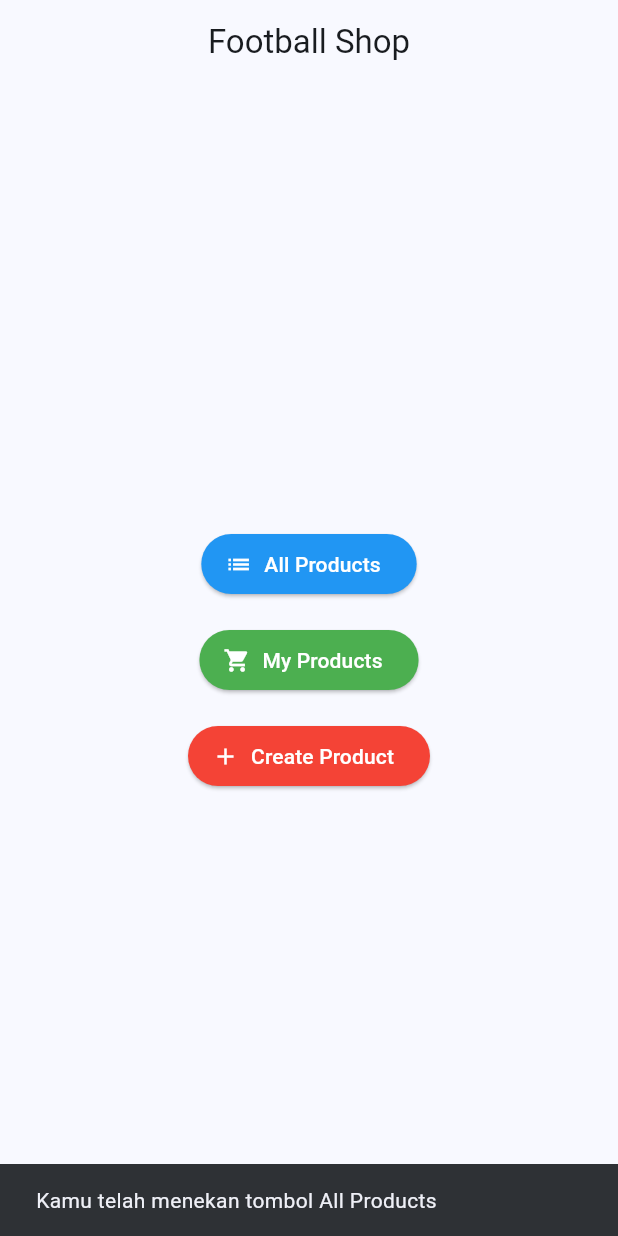
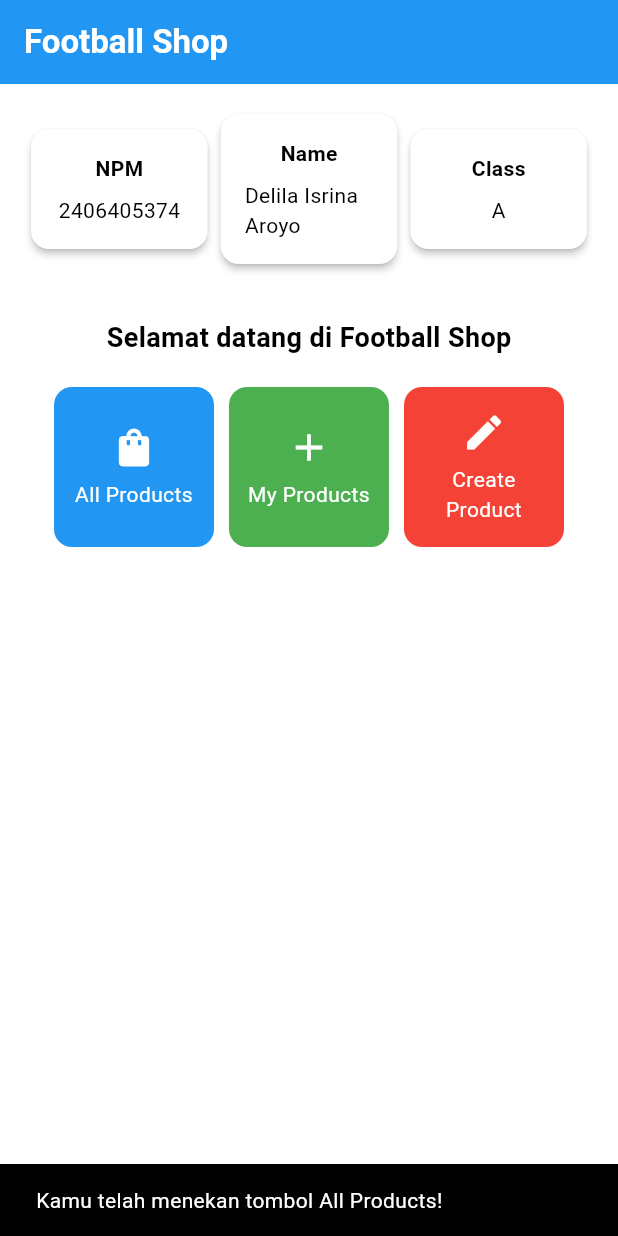
Before and after one commit to delilaisrn/football-shop, a Flutter app: the screen it shows after launch, after a tap on "All Products", on a phone screen of 412 x 824 dp. Run offline on Flutter 3.47's test engine with Material 3 defaults, Android fonts, the phone set to English and light mode, and no system bars.

```diff
--- a/lib/main.dart
+++ b/lib/main.dart
@@ -1,77 +1,22 @@
 import 'package:flutter/material.dart';
+import 'package:football_shop/menu.dart';
 
 void main() {
-  runApp(const FootballShopApp());
+  runApp(const MyApp());
 }
 
-class FootballShopApp extends StatelessWidget {
-  const FootballShopApp({super.key});
+class MyApp extends StatelessWidget {
+  const MyApp({super.key});
 
+  // This widget is the root of your application.
   @override
   Widget build(BuildContext context) {
     return MaterialApp(
       title: 'Football Shop',
       theme: ThemeData(
-        colorScheme: ColorScheme.fromSeed(seedColor: Colors.blue),
-        useMaterial3: true,
+         colorScheme: ColorScheme.fromSwatch(primarySwatch: Colors.blue).copyWith(secondary: Colors.blueAccent[400]),
       ),
-      home: const HomePage(),
+      home: MyHomePage(),
     );
   }
 }
-
-class HomePage extends StatelessWidget {
-  const HomePage({super.key});
-
-  void _showSnackBar(BuildContext context, String message) {
-    ScaffoldMessenger.of(context).showSnackBar(
-      SnackBar(content: Text(message)),
-    );
-  }
-
-  @override
-  Widget build(BuildContext context) {
-    return Scaffold(
-      appBar: AppBar(
-        title: const Text('Football Shop'),
-        centerTitle: true,
-      ),
-      body: Center(
-        child: Column(
-          mainAxisAlignment: MainAxisAlignment.center,
-          children: [
-            ElevatedButton.icon(
-              onPressed: () => _showSnackBar(context, 'Kamu telah menekan tombol All Products'),
-              icon: const Icon(Icons.list),
-              label: const Text('All Products'),
-              style: ElevatedButton.styleFrom(
-                backgroundColor: Colors.blue,
-                foregroundColor: Colors.white,
-              ),
-            ),
-            const SizedBox(height: 16),
-            ElevatedButton.icon(
-              onPressed: () => _showSnackBar(context, 'Kamu telah menekan tombol My Products'),
-              icon: const Icon(Icons.shopping_cart),
-              label: const Text('My Products'),
-              style: ElevatedButton.styleFrom(
-                backgroundColor: Colors.green,
-                foregroundColor: Colors.white,
-              ),
-            ),
-            const SizedBox(height: 16),
-            ElevatedButton.icon(
-              onPressed: () => _showSnackBar(context, 'Kamu telah menekan tombol Create Product'),
-              icon: const Icon(Icons.add),
-              label: const Text('Create Product'),
-              style: ElevatedButton.styleFrom(
-                backgroundColor: Colors.red,
-                foregroundColor: Colors.white,
-              ),
-            ),
-          ],
-        ),
-      ),
-    );
-  }
-}
--- /dev/null
+++ b/lib/menu.dart
@@ -0,0 +1,188 @@
+import 'package:flutter/material.dart';
+
+class MyHomePage extends StatelessWidget {
+  MyHomePage({super.key});
+
+  final String nama = "Delila Isrina Aroyo"; //nama
+  final String npm = "2406405374"; //npm
+  final String kelas = "A"; //kelas
+
+  final List<ItemHomepage> items = [
+    ItemHomepage("All Products", Icons.shopping_bag, Colors.blue),
+    ItemHomepage("My Products", Icons.add, Colors.green),
+    ItemHomepage("Create Product", Icons.create, Colors.red),
+  ];
+
+  @override
+  Widget build(BuildContext context) {
+    return Scaffold(
+      // AppBar adalah bagian atas halaman yang menampilkan judul.
+      appBar: AppBar(
+        // Judul aplikasi "Football News" dengan teks putih dan tebal.
+        title: const Text(
+          'Football Shop',
+          style: TextStyle(
+            color: Colors.white,
+            fontWeight: FontWeight.bold,
+          ),
+        ),
+        // Warna latar belakang AppBar diambil dari skema warna tema aplikasi.
+        backgroundColor: Theme.of(context).colorScheme.primary,
+      ),
+      // Body halaman dengan padding di sekelilingnya.
+      body: Padding(
+        padding: const EdgeInsets.all(16.0),
+        // Menyusun widget secara vertikal dalam sebuah kolom.
+        child: Column(
+          crossAxisAlignment: CrossAxisAlignment.center,
+          children: [
+            // Row untuk menampilkan 3 InfoCard secara horizontal.
+            Row(
+              mainAxisAlignment: MainAxisAlignment.spaceEvenly,
+              children: [
+                InfoCard(title: 'NPM', content: npm),
+                InfoCard(title: 'Name', content: nama),
+                InfoCard(title: 'Class', content: kelas),
+              ],
+            ),
+
+            // Memberikan jarak vertikal 16 unit.
+            const SizedBox(height: 16.0),
+
+            // Menempatkan widget berikutnya di tengah halaman.
+            Center(
+              child: Column(
+                // Menyusun teks dan grid item secara vertikal.
+
+                children: [
+                  // Menampilkan teks sambutan dengan gaya tebal dan ukuran 18.
+                  const Padding(
+                    padding: EdgeInsets.only(top: 16.0),
+                    child: Text(
+                      'Selamat datang di Football Shop',
+                      style: TextStyle(
+                        fontWeight: FontWeight.bold,
+                        fontSize: 18.0,
+                      ),
+                    ),
+                  ),
+
+                  // Grid untuk menampilkan ItemCard dalam bentuk grid 3 kolom.
+                  GridView.count(
+                    primary: true,
+                    padding: const EdgeInsets.all(20),
+                    crossAxisSpacing: 10,
+                    mainAxisSpacing: 10,
+                    crossAxisCount: 3,
+                    // Agar grid menyesuaikan tinggi kontennya.
+                    shrinkWrap: true,
+
+                    // Menampilkan ItemCard untuk setiap item dalam list items.
+                    children: items.map((ItemHomepage item) {
+                      return ItemCard(item);
+                    }).toList(),
+                  ),
+                ],
+              ),
+            ),
+          ],
+        ),
+      ),
+    );
+  }
+}
+
+class InfoCard extends StatelessWidget {
+  // Kartu informasi yang menampilkan title dan content.
+
+  final String title;  // Judul kartu.
+  final String content;  // Isi kartu.
+
+  const InfoCard({super.key, required this.title, required this.content});
+
+  @override
+  Widget build(BuildContext context) {
+    return Card(
+      // Membuat kotak kartu dengan bayangan dibawahnya.
+      elevation: 2.0,
+      child: Container(
+        // Mengatur ukuran dan jarak di dalam kartu.
+        width: MediaQuery.of(context).size.width / 3.5, // menyesuaikan dengan lebar device yang digunakan.
+        padding: const EdgeInsets.all(16.0),
+        // Menyusun title dan content secara vertikal.
+        child: Column(
+          children: [
+            Text(
+              title,
+              style: const TextStyle(fontWeight: FontWeight.bold),
+            ),
+            const SizedBox(height: 8.0),
+            Text(content),
+          ],
+        ),
+      ),
+    );
+  }
+}
+
+class ItemHomepage {
+ final String name;
+ final IconData icon;
+ final Color color;
+
+ ItemHomepage(this.name, this.icon, this.color);
+}
+
+class ItemCard extends StatelessWidget {
+  // Menampilkan kartu dengan ikon dan nama.
+
+  final ItemHomepage item;
+
+  const ItemCard(this.item, {super.key});
+
+  @override
+  Widget build(BuildContext context) {
+    return Material(
+      // Menentukan warna latar belakang dari tema aplikasi.
+      color: item.color,
+      // Membuat sudut kartu melengkung.
+      borderRadius: BorderRadius.circular(12),
+
+      child: InkWell(
+        // Aksi ketika kartu ditekan.
+        onTap: () {
+          // Menampilkan pesan SnackBar saat kartu ditekan.
+          ScaffoldMessenger.of(context)
+            ..hideCurrentSnackBar()
+            ..showSnackBar(
+              SnackBar(content: Text("Kamu telah menekan tombol ${item.name}!"))
+            );
+        },
+        // Container untuk menyimpan Icon dan Text
+        child: Container(
+          padding: const EdgeInsets.all(8),
+          child: Center(
+            child: Column(
+              // Menyusun ikon dan teks di tengah kartu.
+              mainAxisAlignment: MainAxisAlignment.center,
+              children: [
+                Icon(
+                  item.icon,
+                  color: Colors.white,
+                  size: 30.0,
+                ),
+                const Padding(padding: EdgeInsets.all(3)),
+                Text(
+                  item.name,
+                  textAlign: TextAlign.center,
+                  style: const TextStyle(color: Colors.white),
+                ),
+              ],
+            ),
+          ),
+        ),
+      ),
+    );
+  }
+
+}
```
Also changed, not shown: 1 other file.
